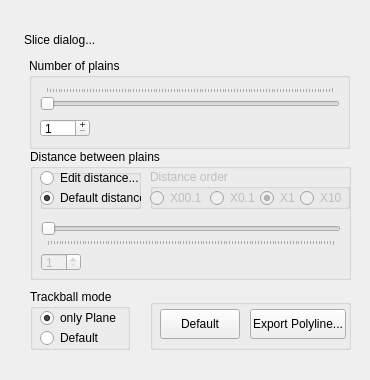
Before: the Qt Designer form src/meshlabplugins/editslice/slicedialog.ui in cnr-isti-vclab/meshlab, drawn with Qt 5.
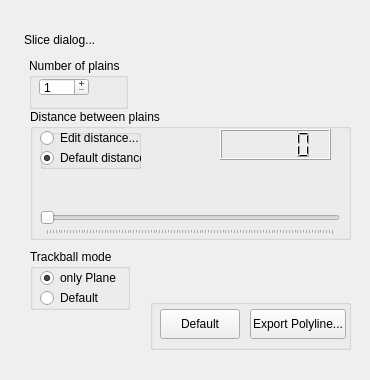
After: the same form once the commit is applied. Icons and pictures are not drawn.

Commit message: modify dialog fix parralels plains with backface culling

Diff of the .ui file:
```diff
--- a/src/meshlabplugins/editslice/slicedialog.ui
+++ b/src/meshlabplugins/editslice/slicedialog.ui
@@ -87,8 +87,8 @@
       <rect>
        <x>9</x>
        <y>9</y>
-       <width>321</width>
-       <height>91</height>
+       <width>99</width>
+       <height>51</height>
       </rect>
      </property>
      <property name="title" >
@@ -97,8 +97,8 @@
      <widget class="QSpinBox" name="spinBoxPlane" >
       <property name="geometry" >
        <rect>
-        <x>11</x>
-        <y>61</y>
+        <x>10</x>
+        <y>20</y>
         <width>50</width>
         <height>18</height>
        </rect>
@@ -130,60 +130,12 @@
        <number>1</number>
       </property>
      </widget>
-     <widget class="QSlider" name="SliderPlane" >
-      <property name="geometry" >
-       <rect>
-        <x>11</x>
-        <y>29</y>
-        <width>300</width>
-        <height>26</height>
-       </rect>
-      </property>
-      <property name="sizePolicy" >
-       <sizepolicy>
-        <hsizetype>7</hsizetype>
-        <vsizetype>0</vsizetype>
-        <horstretch>0</horstretch>
-        <verstretch>0</verstretch>
-       </sizepolicy>
-      </property>
-      <property name="minimumSize" >
-       <size>
-        <width>300</width>
-        <height>0</height>
-       </size>
-      </property>
-      <property name="cursor" >
-       <cursor>6</cursor>
-      </property>
-      <property name="minimum" >
-       <number>1</number>
-      </property>
-      <property name="maximum" >
-       <number>100</number>
-      </property>
-      <property name="value" >
-       <number>1</number>
-      </property>
-      <property name="orientation" >
-       <enum>Qt::Horizontal</enum>
-      </property>
-      <property name="invertedControls" >
-       <bool>true</bool>
-      </property>
-      <property name="tickPosition" >
-       <enum>QSlider::TicksAbove</enum>
-      </property>
-      <property name="tickInterval" >
-       <number>1</number>
-      </property>
-     </widget>
     </widget>
     <widget class="QGroupBox" name="groupBox_2" >
      <property name="geometry" >
       <rect>
        <x>10</x>
-       <y>100</y>
+       <y>60</y>
        <width>321</width>
        <height>131</height>
       </rect>
@@ -191,80 +143,6 @@
      <property name="title" >
       <string>Distance between plains</string>
      </property>
-     <widget class="QSpinBox" name="spinBoxDistance" >
-      <property name="enabled" >
-       <bool>false</bool>
-      </property>
-      <property name="geometry" >
-       <rect>
-        <x>11</x>
-        <y>104</y>
-        <width>40</width>
-        <height>18</height>
-       </rect>
-      </property>
-      <property name="minimumSize" >
-       <size>
-        <width>0</width>
-        <height>15</height>
-       </size>
-      </property>
-      <property name="maximumSize" >
-       <size>
-        <width>40</width>
-        <height>16777215</height>
-       </size>
-      </property>
-      <property name="maximum" >
-       <number>500</number>
-      </property>
-      <property name="minimum" >
-       <number>1</number>
-      </property>
-     </widget>
-     <widget class="QSlider" name="SliderPlaneDistance" >
-      <property name="enabled" >
-       <bool>false</bool>
-      </property>
-      <property name="geometry" >
-       <rect>
-        <x>11</x>
-        <y>71</y>
-        <width>300</width>
-        <height>26</height>
-       </rect>
-      </property>
-      <property name="minimumSize" >
-       <size>
-        <width>300</width>
-        <height>0</height>
-       </size>
-      </property>
-      <property name="cursor" >
-       <cursor>6</cursor>
-      </property>
-      <property name="minimum" >
-       <number>1</number>
-      </property>
-      <property name="maximum" >
-       <number>100</number>
-      </property>
-      <property name="value" >
-       <number>1</number>
-      </property>
-      <property name="orientation" >
-       <enum>Qt::Horizontal</enum>
-      </property>
-      <property name="invertedControls" >
-       <bool>true</bool>
-      </property>
-      <property name="tickPosition" >
-       <enum>QSlider::TicksBelow</enum>
-      </property>
-      <property name="tickInterval" >
-       <number>1</number>
-      </property>
-     </widget>
      <widget class="QGroupBox" name="radioButton" >
       <property name="geometry" >
        <rect>
@@ -310,95 +188,75 @@
        </property>
       </widget>
      </widget>
-     <widget class="QGroupBox" name="distanceOrder" >
+     <widget class="QLCDNumber" name="lcdPlaneDistance" >
+      <property name="geometry" >
+       <rect>
+        <x>190</x>
+        <y>20</y>
+        <width>111</width>
+        <height>31</height>
+       </rect>
+      </property>
+     </widget>
+     <widget class="QSlider" name="SliderPlaneDistance" >
       <property name="enabled" >
        <bool>false</bool>
       </property>
       <property name="geometry" >
        <rect>
-        <x>120</x>
-        <y>20</y>
-        <width>200</width>
-        <height>40</height>
+        <x>10</x>
+        <y>100</y>
+        <width>300</width>
+        <height>26</height>
        </rect>
       </property>
       <property name="minimumSize" >
        <size>
-        <width>200</width>
-        <height>40</height>
+        <width>300</width>
+        <height>0</height>
        </size>
       </property>
-      <property name="maximumSize" >
-       <size>
-        <width>40</width>
-        <height>16777215</height>
-       </size>
+      <property name="cursor" >
+       <cursor>6</cursor>
       </property>
-      <property name="title" >
-       <string>Distance order</string>
+      <property name="minimum" >
+       <number>1</number>
       </property>
-      <widget class="QRadioButton" name="tenmulti" >
-       <property name="geometry" >
-        <rect>
-         <x>150</x>
-         <y>20</y>
-         <width>41</width>
-         <height>18</height>
-        </rect>
-       </property>
-       <property name="text" >
-        <string>X10</string>
-       </property>
-      </widget>
-      <widget class="QRadioButton" name="unit" >
-       <property name="geometry" >
-        <rect>
-         <x>110</x>
-         <y>20</y>
-         <width>41</width>
-         <height>18</height>
-        </rect>
-       </property>
-       <property name="text" >
-        <string>X1</string>
-       </property>
-       <property name="checked" >
-        <bool>true</bool>
-       </property>
-      </widget>
-      <widget class="QRadioButton" name="dec" >
-       <property name="geometry" >
-        <rect>
-         <x>60</x>
-         <y>20</y>
-         <width>51</width>
-         <height>18</height>
-        </rect>
-       </property>
-       <property name="text" >
-        <string>X0.1</string>
-       </property>
-      </widget>
-      <widget class="QRadioButton" name="decdec" >
-       <property name="geometry" >
-        <rect>
-         <x>0</x>
-         <y>20</y>
-         <width>51</width>
-         <height>18</height>
-        </rect>
-       </property>
-       <property name="text" >
-        <string>X00.1</string>
-       </property>
-      </widget>
+      <property name="maximum" >
+       <number>100</number>
+      </property>
+      <property name="value" >
+       <number>1</number>
+      </property>
+      <property name="orientation" >
+       <enum>Qt::Horizontal</enum>
+      </property>
+      <property name="invertedControls" >
+       <bool>true</bool>
+      </property>
+      <property name="tickPosition" >
+       <enum>QSlider::TicksBelow</enum>
+      </property>
+      <property name="tickInterval" >
+       <number>1</number>
+      </property>
+     </widget>
+     <widget class="QLabel" name="labelDistanceRange" >
+      <property name="geometry" >
+       <rect>
+        <x>10</x>
+        <y>70</y>
+        <width>291</width>
+        <height>21</height>
+       </rect>
+      </property>
      </widget>
     </widget>
     <widget class="QGroupBox" name="groupBox_3" >
      <property name="geometry" >
       <rect>
        <x>10</x>
-       <y>240</y>
+       <y>200</y>
        <width>100</width>
        <height>61</height>
       </rect>
```
Left out of the diff: 173 changed lines with no effect on the pictures. The commit also changes 3 other files.
